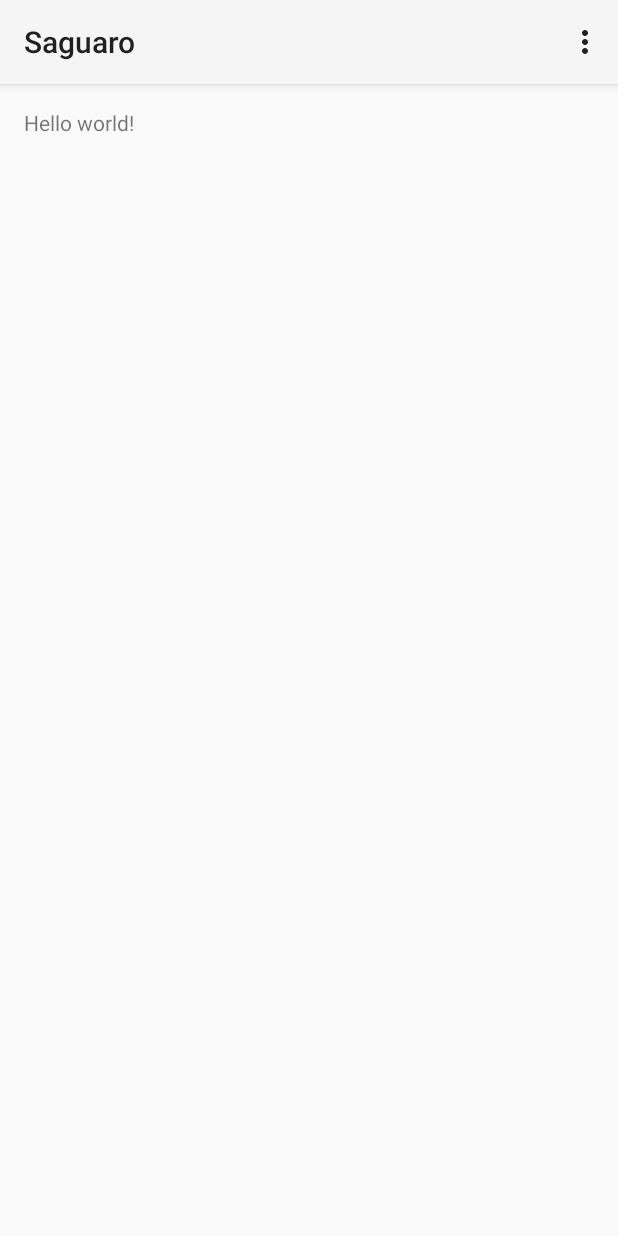
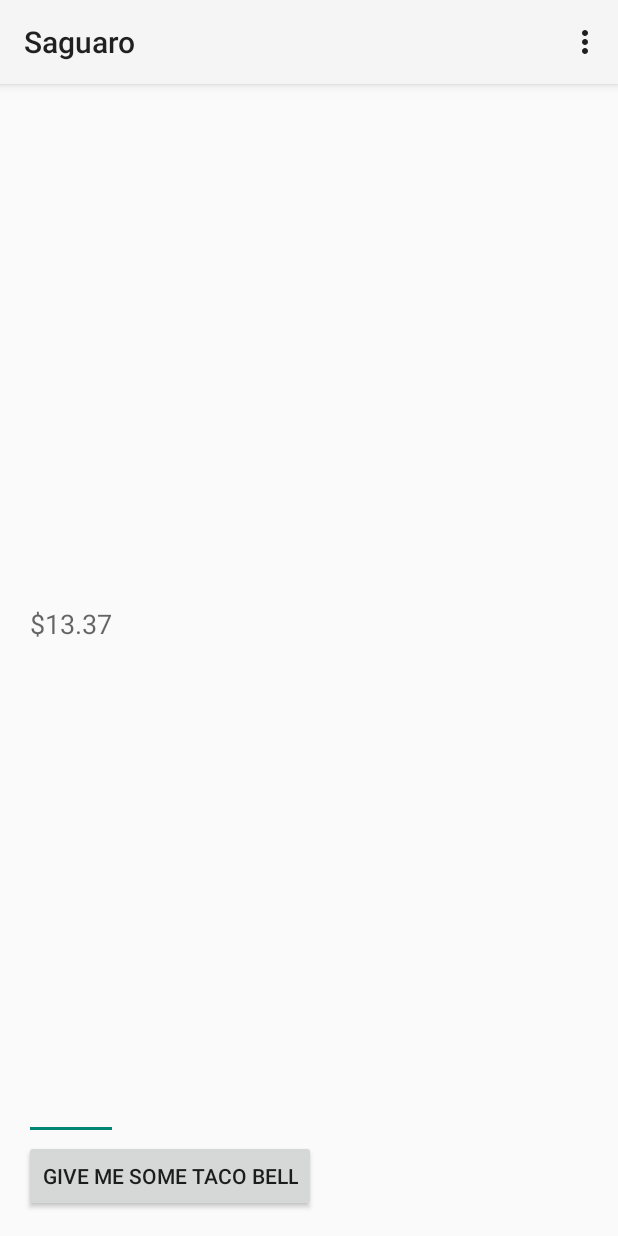
Before and after one commit to catherinemarvin/saguaro-android, an Android app: the screen it shows after launch (MainActivity), on a phone screen of 412 x 824 dp. Run offline under Robolectric (Android 15) with nearby library versions, the phone set to English and light mode, and no system bars.

Commit message:
Add a basic form

```diff
--- a/app/src/main/java/net/kevinhwang/saguaro/MainActivity.java
+++ b/app/src/main/java/net/kevinhwang/saguaro/MainActivity.java
@@ -10,9 +10,11 @@ import android.view.MenuItem;
 import android.view.View;
 import android.view.ViewGroup;
 import android.os.Build;
+import android.util.Log;
 
 
 public class MainActivity extends Activity {
+    private static final String TAG = "MainActivity";
 
     @Override
     protected void onCreate(Bundle savedInstanceState) {
@@ -48,6 +50,10 @@ public class MainActivity extends Activity {
         return super.onOptionsItemSelected(item);
     }
 
+    public void submit(View view) {
+        Log.v(TAG, "Submit!");
+    }
+
     /**
      * A placeholder fragment containing a simple view.
      */
--- a/app/src/main/res/layout/fragment_main.xml
+++ b/app/src/main/res/layout/fragment_main.xml
@@ -1,12 +1,27 @@
-<RelativeLayout xmlns:android="http://schemas.android.com/apk/res/android"
-    xmlns:tools="http://schemas.android.com/tools" android:layout_width="match_parent"
-    android:layout_height="match_parent" android:paddingLeft="@dimen/activity_horizontal_margin"
+<LinearLayout xmlns:android="http://schemas.android.com/apk/res/android"
+    xmlns:tools="http://schemas.android.com/tools"
+    android:layout_width="match_parent"
+    android:layout_height="match_parent"
+    android:orientation="vertical"
+    android:paddingLeft="@dimen/activity_horizontal_margin"
     android:paddingRight="@dimen/activity_horizontal_margin"
     android:paddingTop="@dimen/activity_vertical_margin"
     android:paddingBottom="@dimen/activity_vertical_margin"
     tools:context=".MainActivity$PlaceholderFragment">
 
-    <TextView android:text="@string/hello_world" android:layout_width="wrap_content"
-        android:layout_height="wrap_content" />
+    <EditText android:id="@+id/total_money"
+        android:layout_weight="1"
+        android:layout_height="0dp"
+        android:layout_width="wrap_content"
+        android:hint="@string/total_money_message"
+        />
 
-</RelativeLayout>
+    <Button
+        android:id="@+id/button_submit"
+        android:layout_width="wrap_content"
+        android:layout_height="wrap_content"
+        android:text="@string/button_submit"
+        android:onClick="submit"
+        />
+
+</LinearLayout>
--- a/app/src/main/res/values/strings.xml
+++ b/app/src/main/res/values/strings.xml
@@ -2,7 +2,8 @@
 <resources>
 
     <string name="app_name">Saguaro</string>
-    <string name="hello_world">Hello world!</string>
     <string name="action_settings">Settings</string>
+    <string name="total_money_message">$13.37</string>
+    <string name="button_submit">Give me some Taco Bell</string>
 
 </resources>
```
